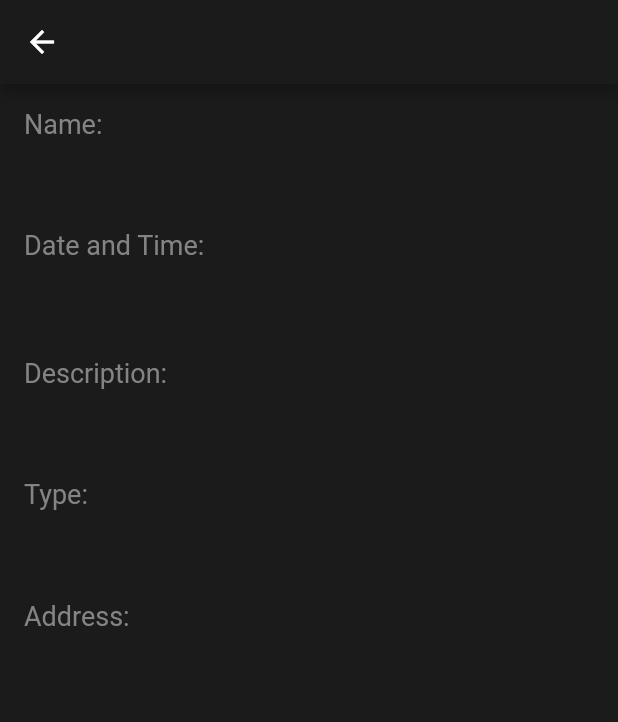
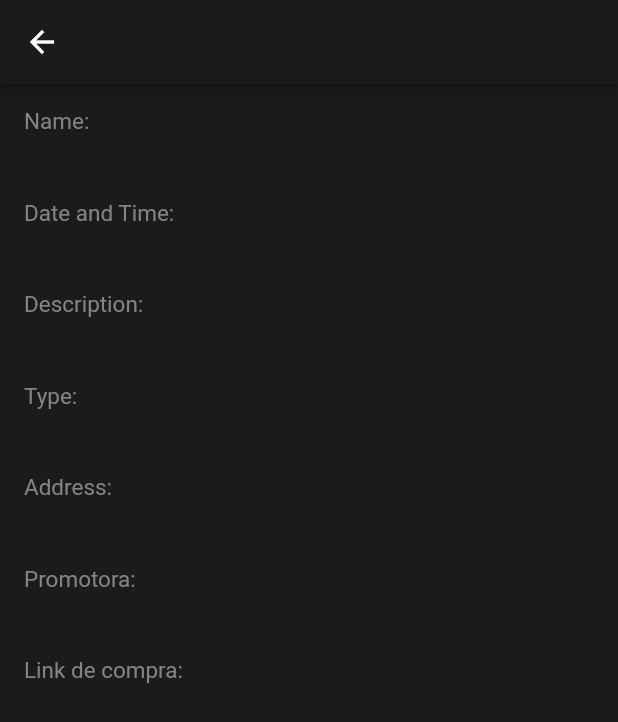
Before and after one commit to raulduha/chatjodap, a Flutter app: the EventDetailPage screen opened directly with empty values, on a phone screen of 412 x 824 dp. Shown: the top 722 px of the screen. Run offline on Flutter 3.47's test engine with Material 2 defaults, Android fonts, the phone set to English and light mode, and no system bars; our stand-ins replace firebase_auth, firebase_core, firebase_database, fluttertoast, font_awesome_flutter, geocoding and 5 more; missing offline and left inert: age_calculator, division, shadow_overlay; accounts and stored records are empty.

Commit message:
filtro funcionando home, links eventdetail, promotoras

```diff
--- a/lib/event_detail_page.dart
+++ b/lib/event_detail_page.dart
@@ -2,6 +2,7 @@
 import 'package:flutter/material.dart';
 import 'screens/event_screen.dart';
 import 'event_getter.dart';
+import 'package:url_launcher/url_launcher.dart';
 class EventDetailPage extends StatelessWidget {
   final Event event;
 
@@ -20,78 +21,115 @@ class EventDetailPage extends StatelessWidget {
           crossAxisAlignment: CrossAxisAlignment.start,
           children: <Widget>[
             Container(
-              margin: EdgeInsets.only(bottom: 16.0),
+              margin: EdgeInsets.only(bottom: 10.0),
               child: Text(
                 "Name:",
-                style: TextStyle(color: Colors.grey.withOpacity(0.8), fontSize: 18.0),
+                style: TextStyle(color: Colors.grey.withOpacity(0.8), fontSize: 15.0),
               ),
             ),
             Container(
-              margin: EdgeInsets.only(bottom: 16.0),
+              margin: EdgeInsets.only(bottom: 10.0),
               child: Text(
                 event.name,
-                style: TextStyle(color: Colors.white, fontSize: 24.0, fontWeight: FontWeight.bold),
+                style: TextStyle(color: Colors.white, fontSize: 20.0, fontWeight: FontWeight.bold),
               ),
             ),
             Container(
-              margin: EdgeInsets.only(bottom: 16.0),
+              margin: EdgeInsets.only(bottom: 10.0),
               child: Text(
                 "Date and Time:",
-                style: TextStyle(color: Colors.grey.withOpacity(0.8), fontSize: 18.0),
+                style: TextStyle(color: Colors.grey.withOpacity(0.8), fontSize: 15.0),
               ),
             ),
             Container(
-              margin: EdgeInsets.only(bottom: 20.0),
+              margin: EdgeInsets.only(bottom: 10.0),
               child: Text(
                 '${event.date} ${event.time}',
-                style: TextStyle(color: Colors.white, fontSize: 24.0, fontWeight: FontWeight.bold),
+                style: TextStyle(color: Colors.white, fontSize: 20.0, fontWeight: FontWeight.bold),
               ),
             ),
             Container(
-              margin: EdgeInsets.only(bottom: 16.0),
+              margin: EdgeInsets.only(bottom: 10.0),
               child: Text(
                 "Description:",
-                style: TextStyle(color: Colors.grey.withOpacity(0.8), fontSize: 18.0),
+                style: TextStyle(color: Colors.grey.withOpacity(0.8), fontSize: 15.0),
               ),
             ),
             Container(
-              margin: EdgeInsets.only(bottom: 16.0),
+              margin: EdgeInsets.only(bottom: 10.0),
               child: Text(
                 event.description,
-                style: TextStyle(color: Colors.white, fontSize: 24.0, fontWeight: FontWeight.bold),
+                style: TextStyle(color: Colors.white, fontSize: 20.0, fontWeight: FontWeight.bold),
               ),
             ),
             Container(
-              margin: EdgeInsets.only(bottom: 16.0),
+              margin: EdgeInsets.only(bottom: 10.0),
               child: Text(
                 "Type:",
-                style: TextStyle(color: Colors.grey.withOpacity(0.8), fontSize: 18.0),
+                style: TextStyle(color: Colors.grey.withOpacity(0.8), fontSize: 15.0),
               ),
             ),
             Container(
-              margin: EdgeInsets.only(bottom: 16.0),
+              margin: EdgeInsets.only(bottom: 10.0),
               child: Text(
                 event.type,
-                style: TextStyle(color: Colors.white, fontSize: 24.0, fontWeight: FontWeight.bold),
+                style: TextStyle(color: Colors.white, fontSize: 20.0, fontWeight: FontWeight.bold),
               ),
             ),
             Container(
-              margin: EdgeInsets.only(bottom: 16.0),
+              margin: EdgeInsets.only(bottom: 10.0),
               child: Text(
                 "Address:",
-                style: TextStyle(color: Colors.grey.withOpacity(0.8), fontSize: 18.0),
+                style: TextStyle(color: Colors.grey.withOpacity(0.8), fontSize: 15.0),
               ),
             ),
             Container(
-              margin: EdgeInsets.only(bottom: 16.0),
+              margin: EdgeInsets.only(bottom: 10.0),
               child: Text(
                 event.address,
-                style: TextStyle(color: Colors.white, fontSize: 24.0, fontWeight: FontWeight.bold),
-              )
-            )
-          ]
-        ),
-      ),
-    );
-  }
-}
+                style: TextStyle(color: Colors.white, fontSize: 20.0, fontWeight: FontWeight.bold),
+              ),
+            ),
+            Container(
+              margin: EdgeInsets.only(bottom: 10.0),
+              child: Text(
+                "Promotora:",
+                style: TextStyle(color: Colors.grey.withOpacity(0.8), fontSize: 15.0),
+              ),
+            ),
+            Container(
+              margin: EdgeInsets.only(bottom: 10.0),
+              child: Text(
+                event.promotora,
+                style: TextStyle(color: Colors.white, fontSize: 20.0, fontWeight: FontWeight.bold),
+              ),
+            ),
+            Container(
+              margin: EdgeInsets.only(bottom: 10.0),
+              child: Text(
+                "Link de compra:",
+                style: TextStyle(color: Colors.grey.withOpacity(0.8), fontSize: 15.0),
+              ),
+            ),
+            Container(
+              margin: EdgeInsets.only(bottom: 10.0),
+              child: GestureDetector(
+                onTap: () => launchUrl(Uri.parse(event.buyLink)),
+
+                child: InkWell(
+                  child: Text(
+                    event.buyLink,
+                    style: const TextStyle(color: Colors.blue,
+                                    fontSize: 14.0,
+                                    fontWeight: FontWeight.bold,
+                                  ),
+                                ),
+                              ),
+                            ),
+                          )
+                        ]
+                      )
+                    )
+                  );
+                }
+              }
--- a/lib/event_getter.dart
+++ b/lib/event_getter.dart
@@ -10,11 +10,15 @@ class Event {
   final String description;
   final String type;
   final String promocionar;
+  final String promotora;
+  final String buyLink;
+
   late double lati;
   late double longi;
 
 
-  Event(  {required this.name, required this.address, required this.date,required this.time, required this.description, required this.type,required this.promocionar});
+
+  Event({required this.name, required this.address, required this.date,required this.time, required this.description, required this.type,required this.promocionar,required this.promotora,required this.buyLink,   });
 
   factory Event.fromJson(Map<dynamic, dynamic> json) {
     return Event(
@@ -25,6 +29,8 @@ class Event {
       description: json['description'],
       type: json['type'],
       promocionar: json['promocionar'],
+      promotora: json['promotora'],
+      buyLink: json['buyLink']
 
 
 
--- a/lib/main.dart
+++ b/lib/main.dart
@@ -24,7 +24,7 @@ class MyApp extends StatelessWidget {
 
     child: MaterialApp(
       title: 'Your App',
-      initialRoute: '/login',
+      initialRoute: '/home',
       onGenerateRoute: Routers.generateRoute,
 
       // initialRoute: FirebaseAuth.instance.currentUser == null ? Loginscreen.idScreen :MainScreen.idScreen,
--- a/lib/marker_provider.dart
+++ b/lib/marker_provider.dart
@@ -17,7 +17,7 @@ class MarkerProvider {
 
 
 
-  Future<List<Marker>> getMarkersFromAddresses(List<String> addresses, List<String> names) async {
+  Future<List<Marker>> getMarkersFromAddresses(List<String> addresses, List<String> names, List<String> date) async {
     final byteData = await rootBundle.load("images/markerpink2.png");
     final image = Uint8List.view(byteData.buffer);
 
@@ -28,7 +28,8 @@ class MarkerProvider {
 
             markerId: MarkerId(addresses[i]),
             position: coordinates,
-            infoWindow: InfoWindow(title: names[i]),
+
+            infoWindow: InfoWindow(title: names[i],snippet: date[i]),
             icon: BitmapDescriptor.fromBytes(image),
 
 
--- a/lib/screens/event_screen.dart
+++ b/lib/screens/event_screen.dart
@@ -41,6 +41,11 @@ class _EventsPageState extends State<EventsPage> {
       backgroundColor: Color.fromRGBO(28, 27, 27, 1),
       appBar: AppBar(
         backgroundColor: Color.fromRGBO(28, 27, 27, 1),
+        leading: Image.asset('images/binario1.png',
+            width: 10.0,
+            height: 10.0,
+            fit: BoxFit.cover,
+            ),
         title: Text('Events'),
       ),
       body: Column(
--- a/pubspec.yaml
+++ b/pubspec.yaml
@@ -58,6 +58,8 @@ dependencies:
   cloud_firestore: ^4.3.1
   latlng: ^0.2.0
   geocode: ^1.0.2
+  flutter_launcher_icons: ^0.11.0
+  url_launcher: ^6.1.9
 
 
 
@@ -96,6 +98,8 @@ flutter:
     - images/google_button.png
     - images/google_icon.png
     - images/popularevents.png
+    - images/binario1.png
+    - images/binario.png
 
 
   # An image asset can refer to one or more resolution-specific "variants", see
```
Also changed, not shown: lib/screens/home_page.dart (+6 -1 lines), lib/screens/map_screen.dart (+85 -12 lines), images/binario.jpg (added), images/binario.png (added), images/binario1.jpg (added), images/binario1.png (added), pubspec.lock, 6 other files.
